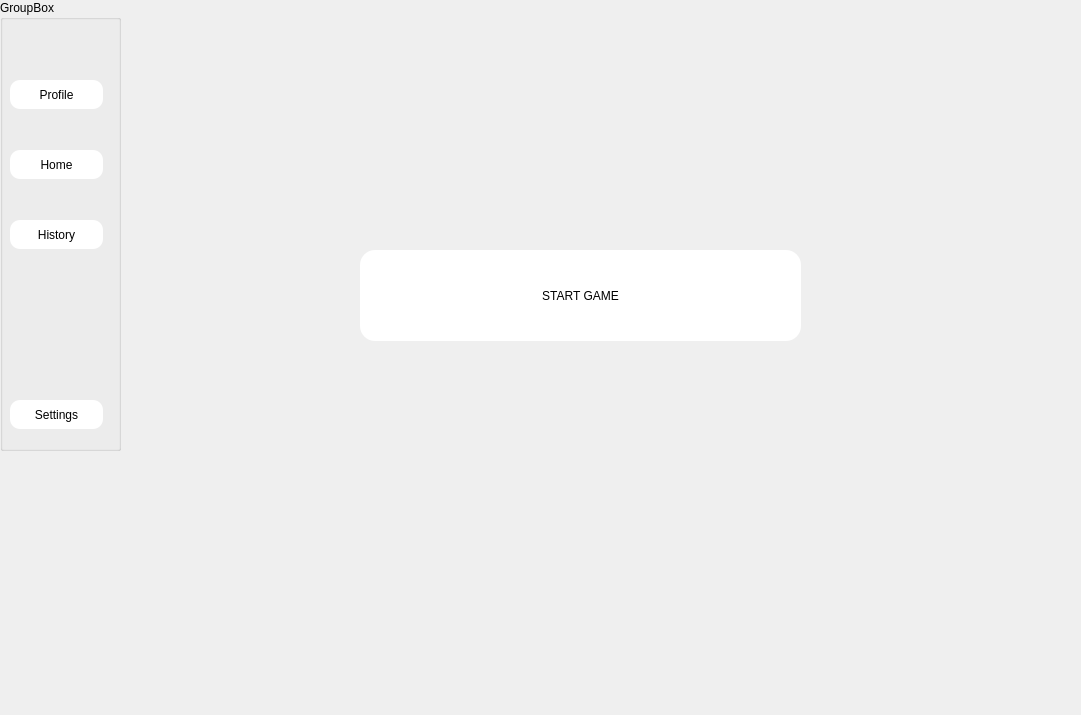
First picture: the form in login/secdialog.ui, repository ameerlouly/TicTacToe_Embedded2027, before the edit.
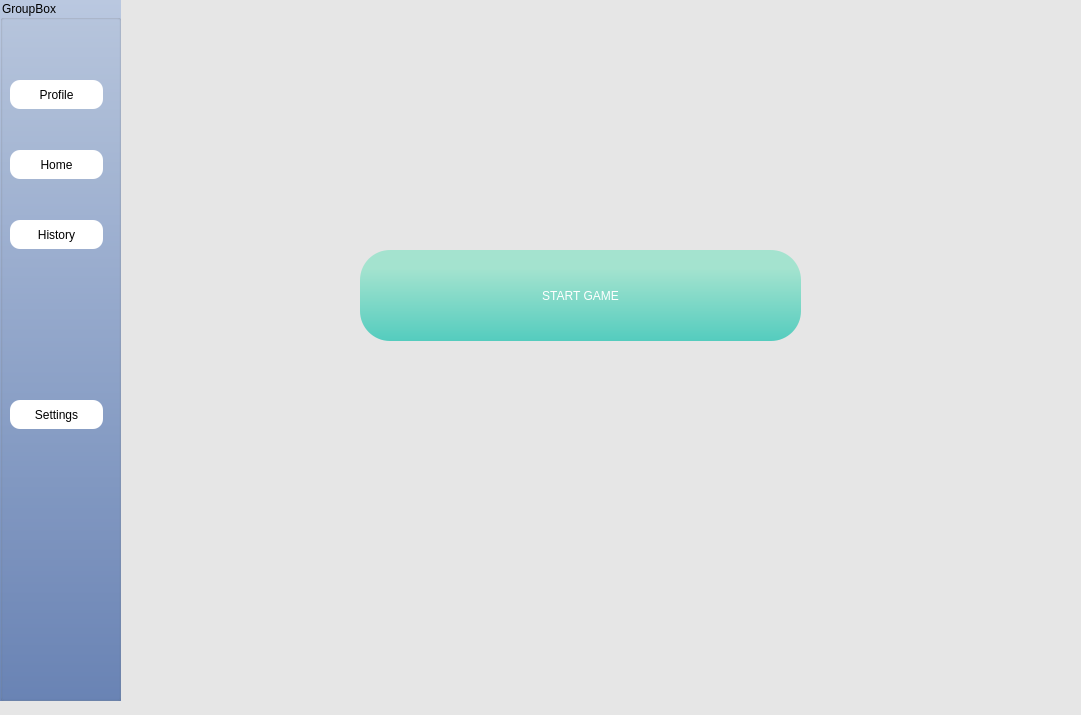
Second picture: the form after the edit.

Commit message: Coloured some of the buttons and backgrounds in secdialog

Patch:
```diff
--- a/login/secdialog.ui
+++ b/login/secdialog.ui
@@ -13,15 +13,27 @@
   <property name="windowTitle">
    <string>Dialog</string>
   </property>
+  <property name="styleSheet">
+   <string notr="true">QDialog
+{
+	background-color: rgb(230, 230, 230);
+}</string>
+  </property>
   <widget class="QGroupBox" name="groupBox">
    <property name="geometry">
     <rect>
      <x>0</x>
      <y>0</y>
      <width>121</width>
-     <height>451</height>
+     <height>701</height>
     </rect>
    </property>
+   <property name="styleSheet">
+    <string notr="true">QGroupBox
+{
+	background-color: qlineargradient(spread:pad, x1:0.5, y1:0, x2:0.5, y2:1, stop:0 rgba(186, 200, 224, 255), stop:1 rgba(106, 133, 182, 255));
+}</string>
+   </property>
    <property name="title">
     <string>GroupBox</string>
    </property>
@@ -170,11 +182,14 @@
       </rect>
      </property>
      <property name="styleSheet">
-      <string notr="true">QPushButton{
-border-radius:15px;
-background-color:white;
-border-color:black;
-
+      <string notr="true">QPushButton
+{
+	border-radius:30px;
+	color: white;
+	
+	font: 500 30pt &quot;Montserrat&quot;;
+	background-color: qlineargradient(spread:pad, x1:0.5, y1:1, x2:0.5, y2:0.2, stop:0 rgba(84, 204, 190, 255), stop:1 rgba(164, 227, 207, 255));
+	border-color:black;
 }</string>
      </property>
      <property name="text">
```
The commit also changes 8 other files.
